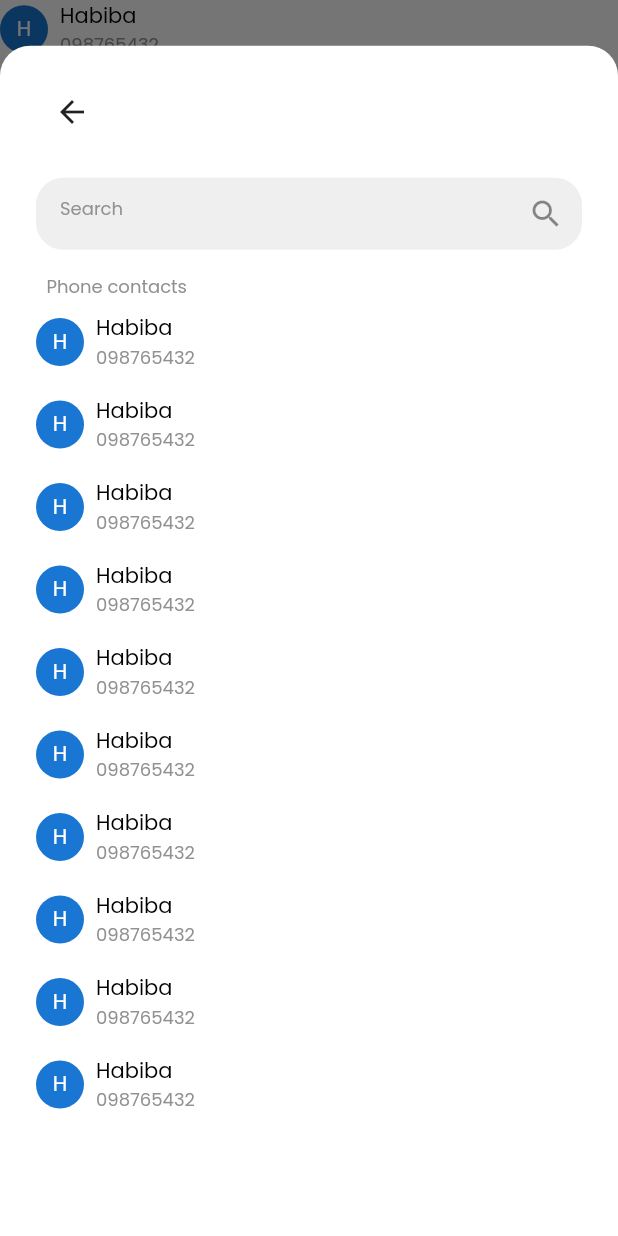
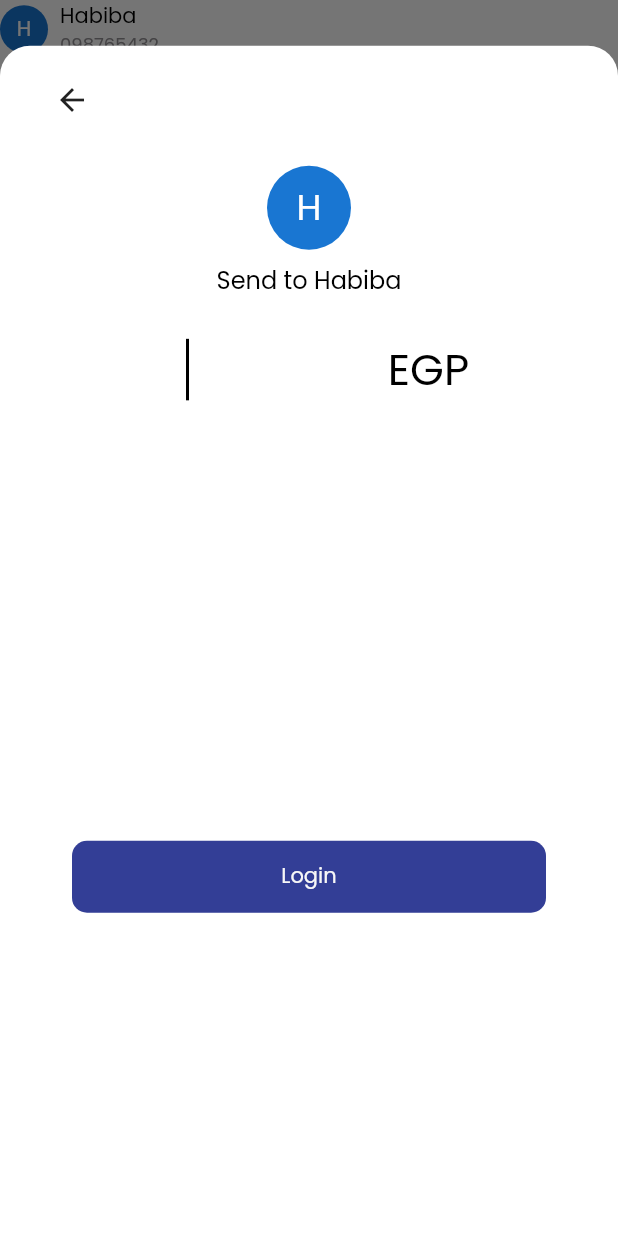
Before and after one commit to Orange-Hackathon/tapcash-Cross-Platform, a Flutter app: the screen it shows after launch, after a tap on an icon or button, on a phone screen of 412 x 824 dp. Run offline on Flutter 3.47's test engine with Material 2 defaults, Android fonts, the phone set to English and light mode, and no system bars; our stand-ins replace animated_splash_screen, email_validator, hexcolor, pin_code_fields, shared_preferences.

Commit message:
(add): |send to| bottom sheet with input validation and verification bottom sheet

```diff
--- /dev/null
+++ b/orange_hackathon_flutter/lib/methods/show_send_bottom_sheet.dart
@@ -0,0 +1,172 @@
+import 'package:flutter/material.dart';
+import 'package:flutter/services.dart';
+import 'package:hexcolor/hexcolor.dart';
+import 'package:orange_hackathon_flutter/methods/show_default_bottom_sheet.dart';
+import 'package:orange_hackathon_flutter/views/widgets/default_button.dart';
+
+
+void showSendSheet(BuildContext context) {
+  final GlobalKey<FormState> formKey = GlobalKey<FormState>();
+  var cashController = TextEditingController();
+  showModalBottomSheet(
+    isScrollControlled: true,
+    backgroundColor: Colors.transparent,
+    context: context,
+    shape: const RoundedRectangleBorder(
+      borderRadius: BorderRadius.only(
+        topLeft: Radius.circular(20),
+        topRight: Radius.circular(20),
+      ),
+    ),
+    builder: (BuildContext context) {
+      return Container(
+          height: MediaQuery.of(context).size.height * 0.963,
+          decoration: const BoxDecoration(
+            borderRadius: BorderRadius.only(
+              topLeft: Radius.circular(20),
+              topRight: Radius.circular(20),
+            ),
+            color: Colors.white,
+          ),
+          child: Padding(
+              padding: const EdgeInsets.symmetric(horizontal: 24),
+              child: Form(
+                key: formKey,
+                child: Column(
+                  mainAxisAlignment: MainAxisAlignment.start,
+                  crossAxisAlignment: CrossAxisAlignment.center,
+                  children: [
+                    const SizedBox(height: 12),
+                    Row(
+                      mainAxisAlignment: MainAxisAlignment.start,
+                      children: [
+                        IconButton(
+                            onPressed: () {
+                              Navigator.pop(context);
+                            },
+                            icon: const Icon(Icons.arrow_back)),
+                      ],
+                    ),
+                    const SizedBox(height: 20),
+                    const CircleAvatar(
+                      radius: 28,
+                      child: Text(
+                        "H",
+                        style: TextStyle(
+                            color: Colors.white,
+                            fontWeight: FontWeight.w400,
+                            fontSize: 24,
+                            fontFamily: 'poppins'),
+                      ),
+                    ),
+                    const SizedBox(height: 8),
+                    Column(
+                      mainAxisAlignment: MainAxisAlignment.start,
+                      crossAxisAlignment: CrossAxisAlignment.start,
+                      children: const[
+                        Text(
+                          "Send to Habiba",
+                          style: TextStyle(
+                              color: Colors.black,
+                              fontWeight: FontWeight.w400,
+                              fontSize: 16,
+                              fontFamily: 'poppins'),
+                        ),
+                        // Text(
+                        //   "098765432",
+                        //   style: TextStyle(
+                        //       color: HexColor("#939094"),
+                        //       fontWeight: FontWeight.w400,
+                        //       fontSize: 12,
+                        //       fontFamily: 'poppins'),
+                        // )
+                      ],
+                    ),
+                    const SizedBox(
+                      height: 24,
+                    ),
+                    Row(
+                      mainAxisSize: MainAxisSize.min,
+                      children: [
+                        const SizedBox(
+                          width: 100,
+                        ),
+                        Expanded(
+                          child: Container(
+                            height: 48,
+                            width: double.infinity,
+                            decoration: BoxDecoration(
+                              borderRadius: BorderRadius.circular(8.0),
+                              color: Colors.white,
+                            ),
+                            child: TextFormField(
+                              inputFormatters: [
+                                FilteringTextInputFormatter.digitsOnly
+                              ],
+                              controller: cashController,
+                              style: const TextStyle(
+                                  fontFamily: 'poppins',
+                                  fontSize: 29,
+                                  fontWeight: FontWeight.w500,
+                                  color: Colors.black),
+                              autofocus: true,
+                              validator: (val) {
+                                if (val!.isEmpty) {
+                                  return 'Please enter your amount';
+                                }
+                              },
+                              cursorColor: Colors.black,
+                              keyboardType: TextInputType.number,
+                              decoration: const InputDecoration(
+                                contentPadding:
+                                    EdgeInsets.symmetric(vertical: 0),
+                                errorStyle: TextStyle(
+                                    fontFamily: 'poppins',
+                                    fontSize: 10,
+                                    fontWeight: FontWeight.w400,
+                                    color: Colors.red),
+                                border: InputBorder.none,
+                              ),
+                            ),
+                          ),
+                        ),
+                        const SizedBox(
+                          width: 5,
+                        ),
+                        const Expanded(
+                            child: Text(
+                          "EGP",
+                          style: TextStyle(
+                              fontFamily: 'poppins',
+                              fontSize: 29,
+                              fontWeight: FontWeight.w500,
+                              color: Colors.black),
+                        ))
+                      ],
+                    ),
+                    const SizedBox(
+                      height: 290,
+                    ),
+                    Padding(
+                        padding: const EdgeInsets.symmetric(
+                          horizontal: 24,
+                        ),
+                        child: SizedBox(
+                          height: 48,
+                          width: double.infinity,
+                          child: DefaultButton(
+                              onSubmitted: () {
+                                if (formKey.currentState!.validate()) {
+                                  showDefaultBottomSheet(context, 'Your transaction was successful', '', 'Done',(){ Navigator.pop(context);});
+                                }
+                              },
+                              color: HexColor("#333E96"),
+                              text: "Login",
+                              textColor: HexColor("#F7F7F7")),
+                        )),
+                  ],
+                ),
+              )));
+    },
+  );
+}
--- a/orange_hackathon_flutter/lib/views/widgets/phone_contact_element.dart
+++ b/orange_hackathon_flutter/lib/views/widgets/phone_contact_element.dart
@@ -1,13 +1,14 @@
 import 'package:flutter/material.dart';
 import 'package:hexcolor/hexcolor.dart';
 import 'package:orange_hackathon_flutter/methods/show_search_contacts_bottom_sheet.dart';
+import 'package:orange_hackathon_flutter/methods/show_send_bottom_sheet.dart';
 
 class PhoneContactElement extends StatelessWidget {
   @override
   Widget build(BuildContext context) {
     return InkWell(
       onTap: (){
-        showPhoneContactsSheet(context);
+        showSendSheet(context);
       },
       child: Row(
       children: [
```
